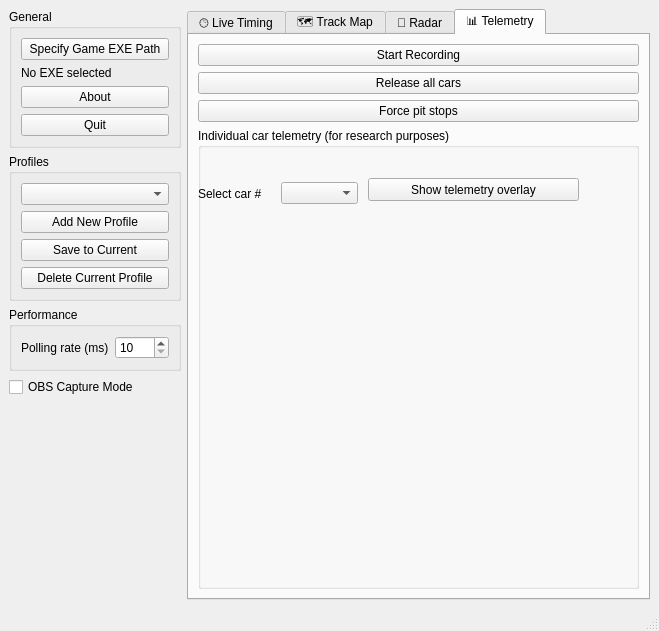
Before: the Qt Designer form icr2timing/ui/control_panel.ui in skchow03/icr2tools, drawn with Qt 5.
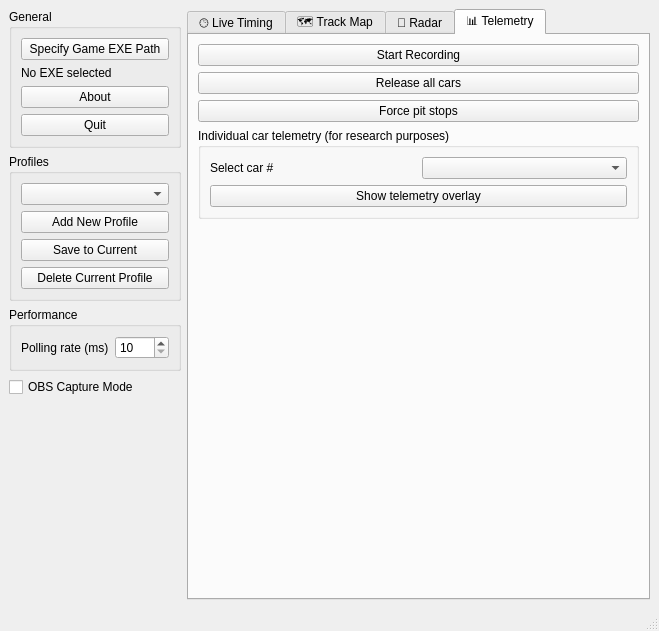
After: the same form once the commit is applied. The open tabs and pages were chosen to show the change.

Commit message: Refactor car data editor into reusable widget

The edit to the form file:
```diff
--- a/icr2timing/ui/control_panel.ui
+++ b/icr2timing/ui/control_panel.ui
@@ -695,7 +695,7 @@
          <attribute name="title">
           <string>📊 Telemetry</string>
          </attribute>
-         <layout class="QVBoxLayout" name="telemetryLayout">
+         <layout class="QVBoxLayout" name="telemetryLayout" stretch="0,0,0,0,1">
           <item>
            <widget class="QPushButton" name="btnLapLogger">
             <property name="text">
@@ -728,29 +728,9 @@
             <property name="title">
              <string>Individual car telemetry (for research purposes)</string>
             </property>
-            <widget class="QPushButton" name="btnToggleIndividualTelemetry">
-             <property name="geometry">
-              <rect>
-               <x>170</x>
-               <y>50</y>
-               <width>211</width>
-               <height>23</height>
-              </rect>
-             </property>
-             <property name="text">
-              <string>Show telemetry overlay</string>
-             </property>
-            </widget>
-            <widget class="QWidget" name="horizontalLayoutWidget">
-             <property name="geometry">
-              <rect>
-               <x>0</x>
-               <y>50</y>
-               <width>160</width>
-               <height>31</height>
-              </rect>
-             </property>
-             <layout class="QHBoxLayout" name="horizontalLayout">
+            <layout class="QVBoxLayout" name="individualTelemetryLayout">
+             <item>
+              <layout class="QHBoxLayout" name="individualTelemetrySelectorLayout">
               <item>
                <widget class="QLabel" name="label">
                 <property name="text">
@@ -762,7 +742,49 @@
                <widget class="QComboBox" name="selectIndividualCar"/>
               </item>
              </layout>
-            </widget>
+             </item>
+             <item>
+              <widget class="QPushButton" name="btnToggleIndividualTelemetry">
+               <property name="text">
+                <string>Show telemetry overlay</string>
+               </property>
+              </widget>
+             </item>
+            </layout>
+           </widget>
+          </item>
+          <item>
+           <widget class="QWidget" name="carDataEditorContainer">
+            <property name="sizePolicy">
+             <sizepolicy hsizetype="Expanding" vsizetype="Expanding">
+              <horstretch>0</horstretch>
+              <verstretch>1</verstretch>
+             </sizepolicy>
+            </property>
+            <layout class="QVBoxLayout" name="carDataEditorLayout">
+             <property name="spacing">
+              <number>0</number>
+             </property>
+             <property name="contentsMargins">
+              <left>0</left>
+              <top>0</top>
+              <right>0</right>
+              <bottom>0</bottom>
+             </property>
+             <item>
+              <spacer name="carDataEditorSpacer">
+               <property name="orientation">
+                <enum>Qt::Vertical</enum>
+               </property>
+               <property name="sizeHint" stdset="0">
+                <size>
+                 <width>20</width>
+                 <height>40</height>
+                </size>
+               </property>
+              </spacer>
+             </item>
+            </layout>
            </widget>
           </item>
          </layout>
```
Lines whose indentation alone changed are shown as unchanged. The commit also changes 2 other files.
